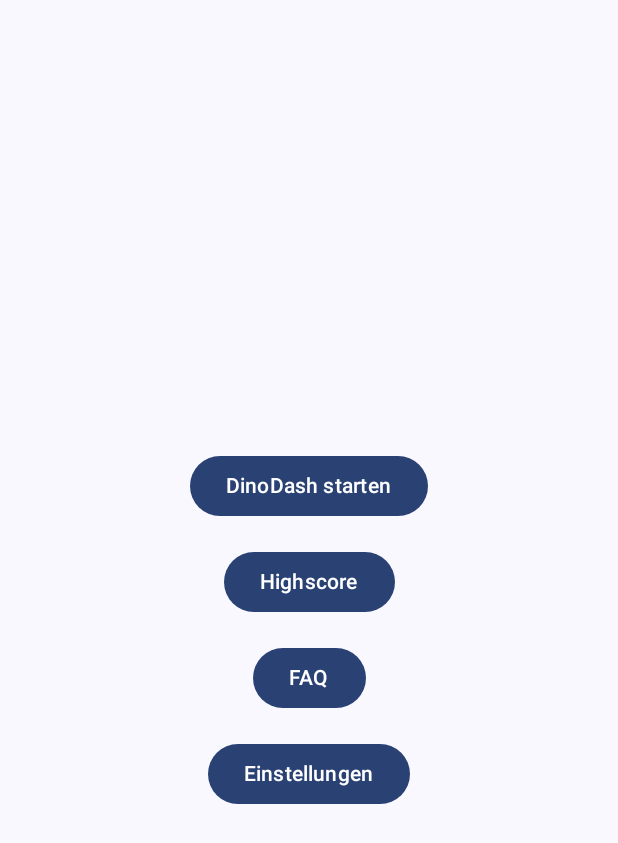
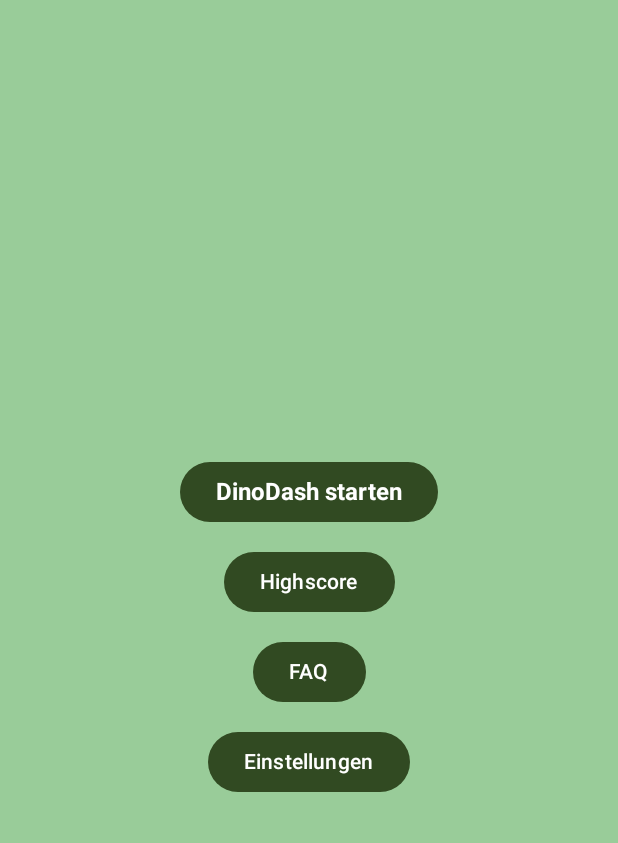
Before and after one commit to vanCroft/DinoDash, an Android app built with Jetpack Compose: the screen it shows after launch (MainActivity), on a phone screen of 412 x 824 dp. Shown: the top 843 px of the screen. Run offline under Robolectric (Android 15) with nearby library versions, the phone set to English and light mode, and no system bars; Roboto replaces fonts that are not available here.

Commit message:
Farben der Button im Hauptmenü angepasst und überall Preview

```diff
--- a/app/src/main/java/com/example/dinodash/FaqActivity.kt
+++ b/app/src/main/java/com/example/dinodash/FaqActivity.kt
@@ -15,6 +15,7 @@ import androidx.compose.foundation.layout.Spacer
 import androidx.compose.foundation.layout.height
 import androidx.compose.material3.Button
 import androidx.compose.ui.platform.LocalContext
+import androidx.compose.ui.tooling.preview.Preview
 
 
 class FaqActivity : ComponentActivity() {
@@ -64,7 +65,7 @@ val faqList = listOf(
     ),
     FaqItem(
        question = "Was passiert, wenn ich ein faules Ei berühre?",
-        answer = "Wenn du ein faules Ei berührst, verlierst du Punkte. Die Anzahl der verlorenen Punkte hängt davon ab, wie viele gute Eier du bereits gesammelt hast."
+        answer = "Wenn du ein faules Ei berührst, verlierst du Punkte."
     ),
     FaqItem(
         question = "Wie endet ein Level?",
@@ -75,3 +76,9 @@ val faqList = listOf(
         answer = "Ja, das Spiel ist für Touch-Geräte wie Smartphones und Tablets optimiert."
     ),
 )
+
+@Preview(showBackground = true)
+@Composable
+fun FaqPreview() {
+    FaqScreen()
+}
--- a/app/src/main/java/com/example/dinodash/MainActivity.kt
+++ b/app/src/main/java/com/example/dinodash/MainActivity.kt
@@ -19,10 +19,14 @@ import androidx.compose.material3.Button
 import androidx.compose.ui.Alignment
 import androidx.compose.ui.unit.dp
 import android.content.Intent
-import androidx.compose.runtime.CompositionLocalProvider
 import androidx.compose.ui.platform.LocalContext
 import com.example.dinodash.ui.theme.DinoDashTheme
-
+import androidx.compose.material3.*
+import androidx.compose.ui.graphics.Color
+import androidx.compose.ui.text.font.Font
+import androidx.compose.ui.text.font.FontWeight
+import androidx.compose.ui.text.TextStyle
+import androidx.compose.ui.unit.sp
 
 
 class MainActivity : ComponentActivity() {
@@ -30,10 +34,10 @@ class MainActivity : ComponentActivity() {
         super.onCreate(savedInstanceState)
         setContent {
             DinoDashTheme {
-                // A surface container using the 'background' color from the theme
+                // A surface container using a custom background color
                 Surface(
                     modifier = Modifier.fillMaxSize(),
-                    color = MaterialTheme.colorScheme.background
+                    color = Color(0xFF99cc99) // Custom background color
                 ) {
                     MainMenu()
                 }
@@ -46,6 +50,12 @@ class MainActivity : ComponentActivity() {
 fun MainMenu() {
     val context = LocalContext.current
 
+    // Custom button colors
+    val buttonColors = ButtonDefaults.buttonColors(
+        containerColor = Color(0xFF314A22), // Button background color
+        contentColor = Color.White // Text color
+    )
+
     Column(
         modifier = Modifier
             .fillMaxSize()
@@ -53,35 +63,40 @@ fun MainMenu() {
         horizontalAlignment = Alignment.CenterHorizontally,
         verticalArrangement = Arrangement.Center
     ) {
-        Spacer(modifier = Modifier.height(16.dp))
-        Button(onClick = {
+        Spacer(modifier = Modifier.height(12.dp))
+        Button(
+            onClick = {
                 // Intent, um GameActivity zu starten
                 val intent = Intent(context, GameActivity::class.java)
                 context.startActivity(intent)
-        }) {
-            Text(text = "DinoDash starten")
+            },
+            colors = buttonColors // Apply custom button colors
+        ) {
+            Text(text = "DinoDash starten", style = TextStyle(
+                //fontFamily = FontFamily(Font(R.font.comic_sans)), // Verwendung von Comic Sans
+                fontWeight = FontWeight.Bold, // Fette Schrift
+                fontSize = 16.sp // Optional: Schriftgröße anpassen
+            ))
         }
-        Spacer(modifier = Modifier.height(16.dp))
-        Button(onClick = { /* TODO: Highscore Logic */ }) {
+        Spacer(modifier = Modifier.height(12.dp))
+        Button(onClick = { /* TODO: Highscore Logic */ }, colors = buttonColors) {
             Text(text = "Highscore")
         }
-        Spacer(modifier = Modifier.height(16.dp))
+        Spacer(modifier = Modifier.height(12.dp))
         Button(onClick = {
             val intent = Intent(context, FaqActivity::class.java)
             context.startActivity(intent)
-    }) {
+        }, colors = buttonColors) {
             Text(text = "FAQ")
         }
-        Spacer(modifier = Modifier.height(16.dp))
+        Spacer(modifier = Modifier.height(12.dp))
         Button(onClick = {
             context.startActivity(Intent(context, SettingsActivity::class.java))
-           }) {
+        }, colors = buttonColors) {
             Text(text = "Einstellungen")
         }
     }
 }
-
-
 
 @Preview(showBackground = true)
 @Composable
```
Lines whose indentation alone changed are shown as unchanged.
